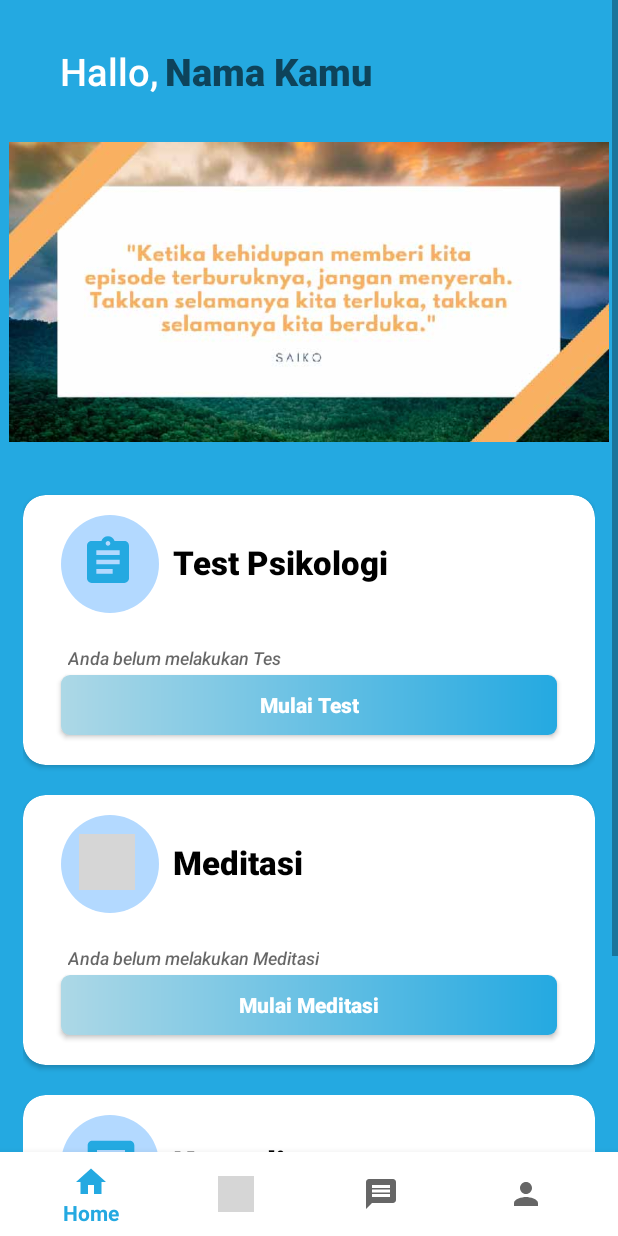
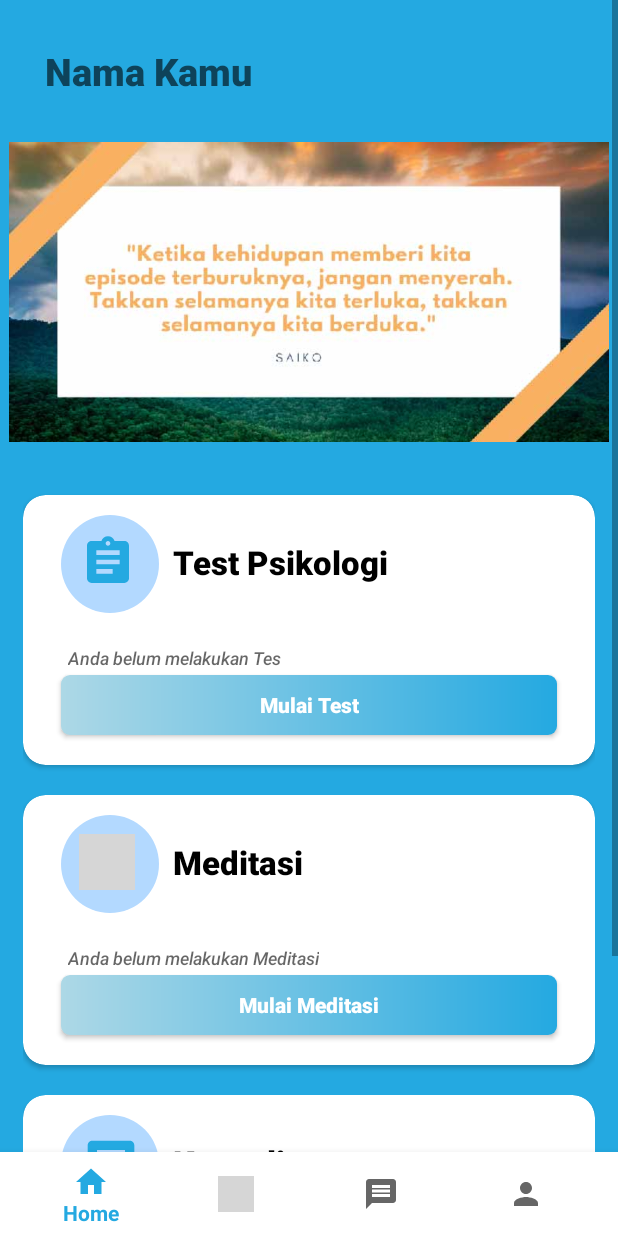
Before and after one commit to Wahluf/Saiko, an Android app: the HomeFragment screen opened directly, with no data from a screen before it, on a phone screen of 412 x 824 dp. Run offline under Robolectric (Android 15) with nearby library versions, the phone set to English and light mode, and no system bars; our stand-ins replace CircleImageView, Firebase (no records; nobody signed in at launch, a user with empty details on screens opened directly); grey boxes are pictures that could not be loaded.

Commit message:
Memperbaiki Tampilan pada Home

```diff
--- a/app/src/main/java/com/example/saiko/fragment/HomeFragment.java
+++ b/app/src/main/java/com/example/saiko/fragment/HomeFragment.java
@@ -118,7 +118,7 @@ public class HomeFragment extends Fragment {
             public void onDataChange(@NonNull DataSnapshot dataSnapshot) {
                 for (DataSnapshot ds : dataSnapshot.getChildren()){
                     String Rnama = "" + ds.child("nama").getValue();
-                    tvNama.setText(Rnama);
+                    tvNama.setText("Hallo " + Rnama);
                 }
             }
 
--- a/app/src/main/res/layout/activity_test.xml
+++ b/app/src/main/res/layout/activity_test.xml
@@ -11,7 +11,9 @@
         android:layout_width="match_parent"
         android:layout_height="wrap_content"
         android:background="@color/light_blue"
-        android:padding="20dp"
+        android:fontFamily="sans-serif-medium"
+        android:padding="30dp"
+        android:textStyle="bold"
         android:text="@string/keterangan_jawaban"
         android:textColor="@color/black" />
 
--- a/app/src/main/res/layout/fragment_home.xml
+++ b/app/src/main/res/layout/fragment_home.xml
@@ -15,31 +15,18 @@
             android:layout_width="match_parent"
             android:layout_height="match_parent">
 
-            <TextView
-                android:id="@+id/tv_hallo"
-                android:layout_width="wrap_content"
-                android:layout_height="wrap_content"
-                android:layout_marginStart="40dp"
-                android:layout_marginTop="30dp"
-                android:fontFamily="sans-serif-medium"
-                android:text="Hallo,"
-                android:textColor="@color/white"
-                android:textSize="25dp"
-                app:layout_constraintStart_toStartOf="parent"
-                app:layout_constraintTop_toTopOf="parent" />
 
             <TextView
                 android:id="@+id/tv_nama_kamu"
                 android:layout_width="wrap_content"
                 android:layout_height="wrap_content"
-                android:layout_marginStart="110dp"
                 android:layout_marginTop="30dp"
                 android:fontFamily="sans-serif-medium"
                 android:hint="Nama Kamu"
                 android:textColor="@color/white"
                 android:textSize="25dp"
                 android:textStyle="bold"
-                app:layout_constraintLeft_toLeftOf="@id/tv_hallo"
+                android:layout_marginLeft="30dp"
                 app:layout_constraintStart_toStartOf="parent"
                 app:layout_constraintTop_toTopOf="parent" />
 
@@ -47,7 +34,7 @@
                 android:id="@+id/is_motivasi"
                 android:layout_width="match_parent"
                 android:layout_height="200dp"
-                android:layout_below="@id/tv_hallo"
+                android:layout_below="@id/tv_nama_kamu"
                 android:layout_marginTop="30dp"/>
 
 
```
